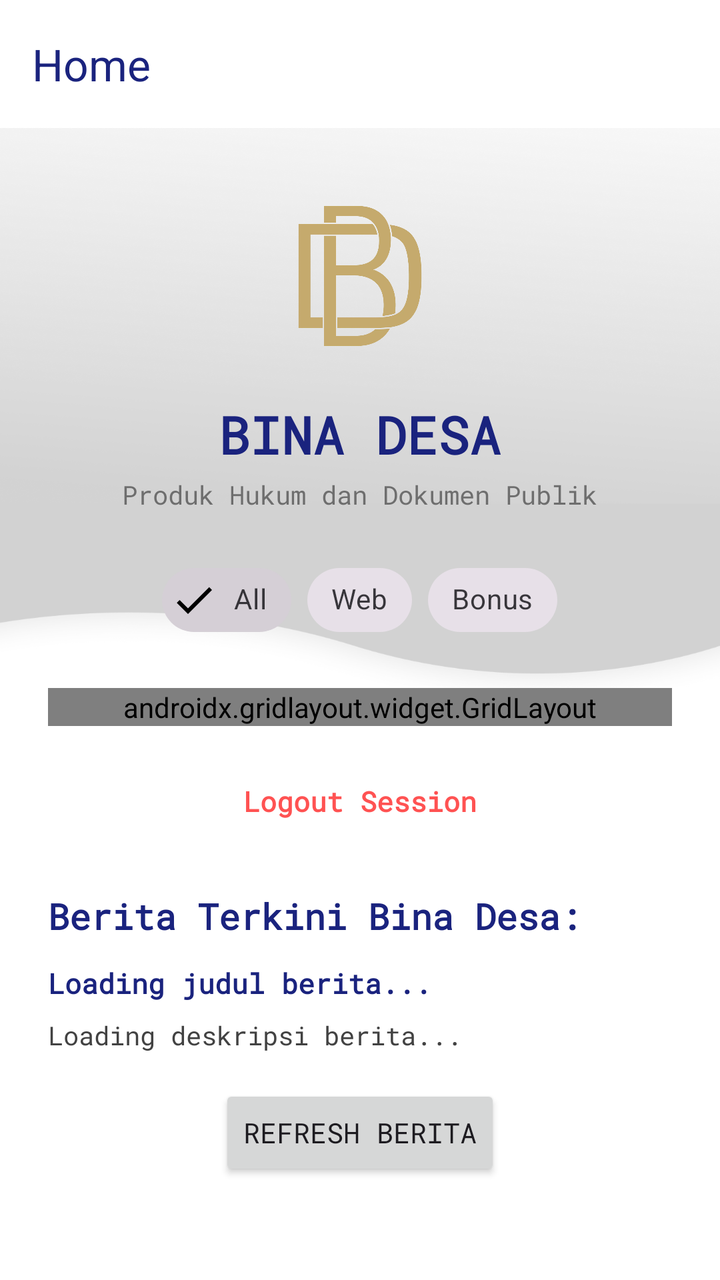
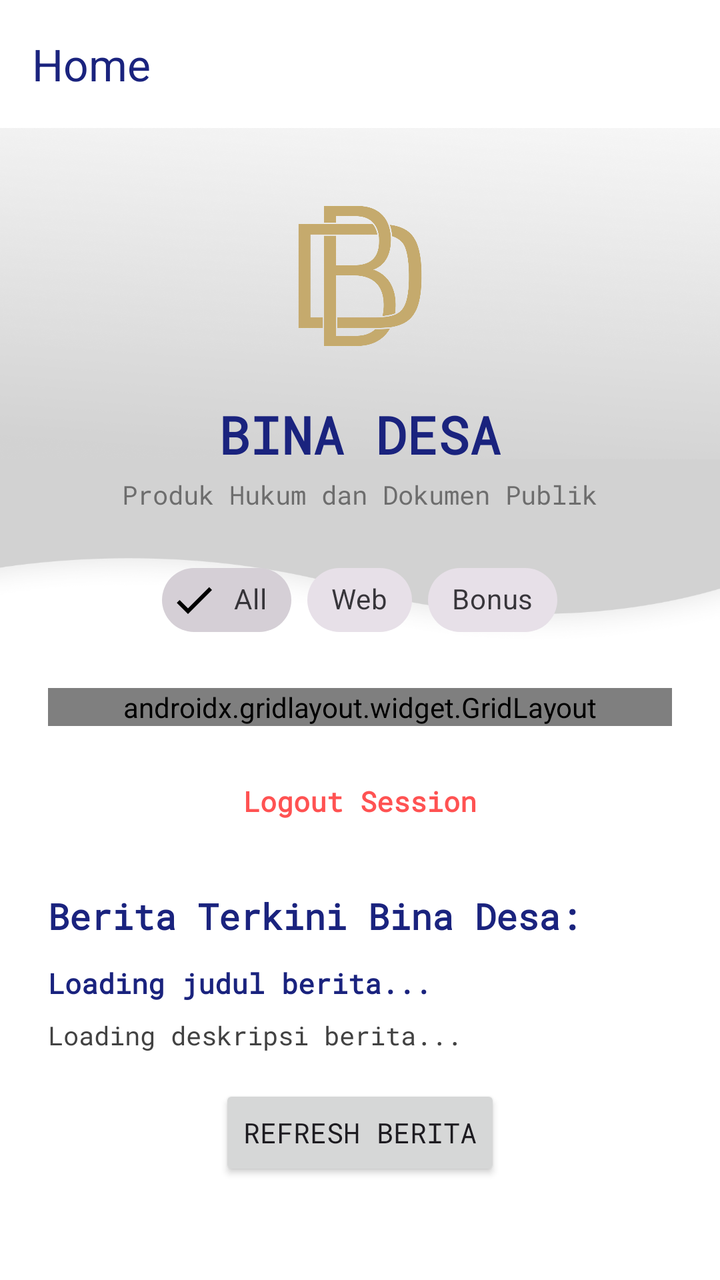

Before-and-after screenshots of an Android layout around one commit, followed by the original layout XML and the change that was made.
<!-- AndroidManifest.xml: application theme Theme.Elvinpurple -->
<!-- res/layout/fragment_home.xml -->
<?xml version="1.0" encoding="utf-8"?>
<androidx.constraintlayout.widget.ConstraintLayout
    xmlns:android="http://schemas.android.com/apk/res/android"
    xmlns:app="http://schemas.android.com/apk/res-auto"
    xmlns:tools="http://schemas.android.com/tools"
    android:layout_width="match_parent"
    android:layout_height="match_parent"
    android:background="@color/backgroundColor">

    <View
        android:id="@+id/topBackground"
        android:layout_width="0dp"
        android:layout_height="0dp"
        android:background="@drawable/gradient_bg"
        android:alpha="0.4"
        app:layout_constraintEnd_toEndOf="parent"
        app:layout_constraintHeight_percent="0.6"
        app:layout_constraintStart_toStartOf="parent"
        app:layout_constraintTop_toTopOf="parent" />

    <com.google.android.material.appbar.MaterialToolbar
        android:id="@+id/toolbarMain"
        android:layout_width="match_parent"
        android:layout_height="?attr/actionBarSize"
        android:background="@color/white"
        app:title="Home"
        app:titleTextColor="@color/textPrimary"
        app:elevation="4dp"
        app:layout_constraintTop_toTopOf="parent" />


    <ScrollView
        android:layout_width="match_parent"
        android:layout_height="0dp"
        android:fillViewport="true"
        app:layout_constraintTop_toBottomOf="@id/toolbarMain"
        app:layout_constraintBottom_toBottomOf="parent">

        <LinearLayout
            android:layout_width="match_parent"
            android:layout_height="wrap_content"
            android:orientation="vertical"
            android:paddingBottom="32dp">

            <LinearLayout
                android:id="@+id/headerContainer"
                android:layout_width="match_parent"
                android:layout_height="wrap_content"
                android:gravity="center"
                android:orientation="vertical"
                android:layout_marginTop="24dp"
                android:paddingHorizontal="20dp">

                <ImageView
                    android:id="@+id/imgLogo"
                    android:layout_width="100dp"
                    android:layout_height="100dp"
                    android:src="@drawable/logo"
                    android:scaleType="fitCenter" />

                <TextView
                    android:layout_width="wrap_content"
                    android:layout_height="wrap_content"
                    android:text="BINA DESA"
                    android:textColor="@color/textPrimary"
                    android:textSize="26sp"
                    android:textStyle="bold"
                    android:layout_marginTop="12dp"
                    android:fontFamily="@font/robotomono"/>

                <TextView
                    android:layout_width="wrap_content"
                    android:layout_height="wrap_content"
                    android:text="Produk Hukum dan Dokumen Publik"
                    android:textColor="@color/agakitem"
                    android:gravity="center"
                    android:textSize="13sp"
                    android:alpha="0.7"
                    android:layout_marginTop="4dp"
                    android:fontFamily="@font/robotomono"/>
            </LinearLayout>

            <LinearLayout
                android:id="@+id/menuContainer"
                android:layout_width="match_parent"
                android:layout_height="wrap_content"
                android:layout_marginTop="20dp"
                android:orientation="vertical"
                android:paddingHorizontal="24dp">

                <com.google.android.material.chip.ChipGroup
                    android:id="@+id/chipGroupFilter"
                    android:layout_width="wrap_content"
                    android:layout_height="wrap_content"
                    android:layout_gravity="center_horizontal"
                    android:layout_marginBottom="20dp"
                    app:singleSelection="true"
                    app:selectionRequired="true">

                    <com.google.android.material.chip.Chip
                        android:id="@+id/chipAll"
                        style="@style/Widget.MaterialComponents.Chip.Filter"
                        android:layout_width="wrap_content"
                        android:layout_height="wrap_content"
                        android:checked="true"
                        android:text="All"
                        android:fontFamily="@font/robotomono" />

                    <com.google.android.material.chip.Chip
                        android:id="@+id/chipWeb"
                        style="@style/Widget.MaterialComponents.Chip.Filter"
                        android:layout_width="wrap_content"
                        android:layout_height="wrap_content"
                        android:text="Web"
                        android:fontFamily="@font/robotomono" />

                    <com.google.android.material.chip.Chip
                        android:id="@+id/chipBonus"
                        style="@style/Widget.MaterialComponents.Chip.Filter"
                        android:layout_width="wrap_content"
                        android:layout_height="wrap_content"
                        android:text="Bonus"
                        android:fontFamily="@font/robotomono" />
                </com.google.android.material.chip.ChipGroup>

                <androidx.gridlayout.widget.GridLayout
                    android:id="@+id/dashboardGrid"
                    android:layout_width="match_parent"
                    android:layout_height="wrap_content"
                    app:columnCount="2">

                    <com.google.android.material.button.MaterialButton
                        android:id="@+id/btnRumus"
                        style="@style/Widget.MaterialComponents.Button"
                        android:layout_width="0dp"
                        android:layout_height="80dp"
                        android:text="Rumus"
                        android:textAllCaps="false"
                        android:textColor="@color/textPrimary"
                        app:backgroundTint="@color/colorAccent"
                        app:cornerRadius="12dp"
                        android:fontFamily="@font/robotomono"
                        app:layout_columnWeight="1"
                        android:layout_margin="6dp"/>

                    <com.google.android.material.button.MaterialButton
                        android:id="@+id/btnWelcome"
                        style="@style/Widget.MaterialComponents.Button.UnelevatedButton"
                        android:layout_width="0dp"
                        android:layout_height="80dp"
                        android:text="Welcome"
                        android:textAllCaps="false"
                        android:textColor="@color/textPrimary"
                        app:backgroundTint="@color/colorAccent"
                        app:cornerRadius="12dp"
                        android:fontFamily="@font/robotomono"
                        app:layout_columnWeight="1"
                        android:layout_margin="6dp"/>

                    <com.google.android.material.button.MaterialButton
                        android:id="@+id/btnWebView"
                        style="@style/Widget.MaterialComponents.Button.UnelevatedButton"
                        android:layout_width="0dp"
                        android:layout_height="80dp"
                        android:text="Portal Web Bina Desa"
                        android:textAllCaps="false"
                        android:textColor="@color/white"
                        app:backgroundTint="@color/colorPrimary"
                        app:cornerRadius="12dp"
                        android:fontFamily="@font/robotomono"
                        app:layout_columnSpan="2"
                        app:layout_columnWeight="1"
                        android:layout_margin="6dp"/>

                </androidx.gridlayout.widget.GridLayout>

                <TextView
                    android:id="@+id/btnLogout"
                    android:layout_width="wrap_content"
                    android:layout_height="wrap_content"
                    android:layout_gravity="center"
                    android:layout_marginTop="16dp"
                    android:text="Logout Session"
                    android:textColor="#FF5252"
                    android:textStyle="bold"
                    android:padding="12dp"
                    android:fontFamily="@font/robotomono" />

                <TextView
                    android:id="@+id/tvTitleBerita"
                    android:layout_width="wrap_content"
                    android:layout_height="wrap_content"
                    android:layout_marginTop="24dp"
                    android:text="Berita Terkini Bina Desa:"
                    android:textColor="@color/textPrimary"
                    android:textSize="18sp"
                    android:textStyle="bold"
                    android:fontFamily="@font/robotomono" />

                <TextView
                    android:id="@+id/tvNewsTitle"
                    android:layout_width="match_parent"
                    android:layout_height="wrap_content"
                    android:layout_marginTop="12dp"
                    android:text="Loading judul berita..."
                    android:textColor="@color/textPrimary"
                    android:textSize="14sp"
                    android:textStyle="bold"
                    android:fontFamily="@font/robotomono" />

                <TextView
                    android:id="@+id/tvNewsDesc"
                    android:layout_width="match_parent"
                    android:layout_height="wrap_content"
                    android:layout_marginTop="8dp"
                    android:text="Loading deskripsi berita..."
                    android:textColor="@color/agakitem"
                    android:textSize="13sp"
                    android:fontFamily="@font/robotomono" />

                <Button
                    android:id="@+id/btnRefreshNews"
                    android:layout_width="wrap_content"
                    android:layout_height="wrap_content"
                    android:layout_marginTop="16dp"
                    android:layout_gravity="center_horizontal"
                    android:text="Refresh Berita"
                    android:fontFamily="@font/robotomono" />
            </LinearLayout>
        </LinearLayout>
    </ScrollView>
</androidx.constraintlayout.widget.ConstraintLayout>
<!-- resources referenced by this layout -->
<resources>
  <color name="agakitem">#424242</color>
  <color name="backgroundColor">#FFFFFF</color>
  <color name="colorAccent">#B3E5FC</color>
  <color name="colorPrimary">#0288D1</color>
  <color name="textPrimary">#1A237E</color>
  <color name="white">#FFFFFFFF</color>
  <!-- drawable gradient_bg: png bitmap (drawable, 412783 bytes) -->
  <!-- drawable logo: png bitmap (drawable, 72031 bytes) -->
  <style name="Theme.Elvinpurple" parent="Base.Theme.Elvinpurple" />
  <style name="Base.Theme.Elvinpurple" parent="Theme.Material3.Light.NoActionBar">
          
          
      </style>
</resources>

<!-- the commit's change to res/layout/fragment_home.xml (unified diff, before → after) -->
@@ -1,5 +1,5 @@
 <?xml version="1.0" encoding="utf-8"?>
-<androidx.constraintlayout.widget.ConstraintLayout
+<androidx.coordinatorlayout.widget.CoordinatorLayout
     xmlns:android="http://schemas.android.com/apk/res/android"
     xmlns:app="http://schemas.android.com/apk/res-auto"
     xmlns:tools="http://schemas.android.com/tools"
@@ -9,32 +9,33 @@
 
     <View
         android:id="@+id/topBackground"
-        android:layout_width="0dp"
-        android:layout_height="0dp"
+        android:layout_width="match_parent"
+        android:layout_height="350dp"
         android:background="@drawable/gradient_bg"
-        android:alpha="0.4"
-        app:layout_constraintEnd_toEndOf="parent"
-        app:layout_constraintHeight_percent="0.6"
-        app:layout_constraintStart_toStartOf="parent"
-        app:layout_constraintTop_toTopOf="parent" />
-
-    <com.google.android.material.appbar.MaterialToolbar
-        android:id="@+id/toolbarMain"
+        android:alpha="0.4" />
+
+    <com.google.android.material.appbar.AppBarLayout
         android:layout_width="match_parent"
-        android:layout_height="?attr/actionBarSize"
-        android:background="@color/white"
-        app:title="Home"
-        app:titleTextColor="@color/textPrimary"
-        app:elevation="4dp"
-        app:layout_constraintTop_toTopOf="parent" />
-
-
-    <ScrollView
+        android:layout_height="wrap_content"
+        android:background="@color/white">
+
+        <com.google.android.material.appbar.MaterialToolbar
+            android:id="@+id/toolbarMain"
+            android:layout_width="match_parent"
+            android:layout_height="?attr/actionBarSize"
+            android:background="@color/white"
+            app:title="Home"
+            app:titleTextColor="@color/textPrimary"
+            app:elevation="4dp"
+            app:layout_scrollFlags="scroll|enterAlways" />
+
+    </com.google.android.material.appbar.AppBarLayout>
+
+    <androidx.core.widget.NestedScrollView
         android:layout_width="match_parent"
-        android:layout_height="0dp"
+        android:layout_height="match_parent"
         android:fillViewport="true"
-        app:layout_constraintTop_toBottomOf="@id/toolbarMain"
-        app:layout_constraintBottom_toBottomOf="parent">
+        app:layout_behavior="@string/appbar_scrolling_view_behavior">
 
         <LinearLayout
             android:layout_width="match_parent"
@@ -172,6 +173,21 @@
                         app:layout_columnWeight="1"
                         android:layout_margin="6dp"/>
 
+                    <com.google.android.material.button.MaterialButton
+                        android:id="@+id/btnPertemuan13"
+                        style="@style/Widget.MaterialComponents.Button.UnelevatedButton"
+                        android:layout_width="0dp"
+                        android:layout_height="80dp"
+                        android:text="Pertemuan 13"
+                        android:textAllCaps="false"
+                        android:textColor="@color/white"
+                        app:backgroundTint="@color/colorPrimary"
+                        app:cornerRadius="12dp"
+                        android:fontFamily="@font/robotomono"
+                        app:layout_columnSpan="2"
+                        app:layout_columnWeight="1"
+                        android:layout_margin="6dp"/>
+
                 </androidx.gridlayout.widget.GridLayout>
 
                 <TextView
@@ -228,5 +244,5 @@
                     android:fontFamily="@font/robotomono" />
             </LinearLayout>
         </LinearLayout>
-    </ScrollView>
-</androidx.constraintlayout.widget.ConstraintLayout>
+    </androidx.core.widget.NestedScrollView>
+</androidx.coordinatorlayout.widget.CoordinatorLayout>
